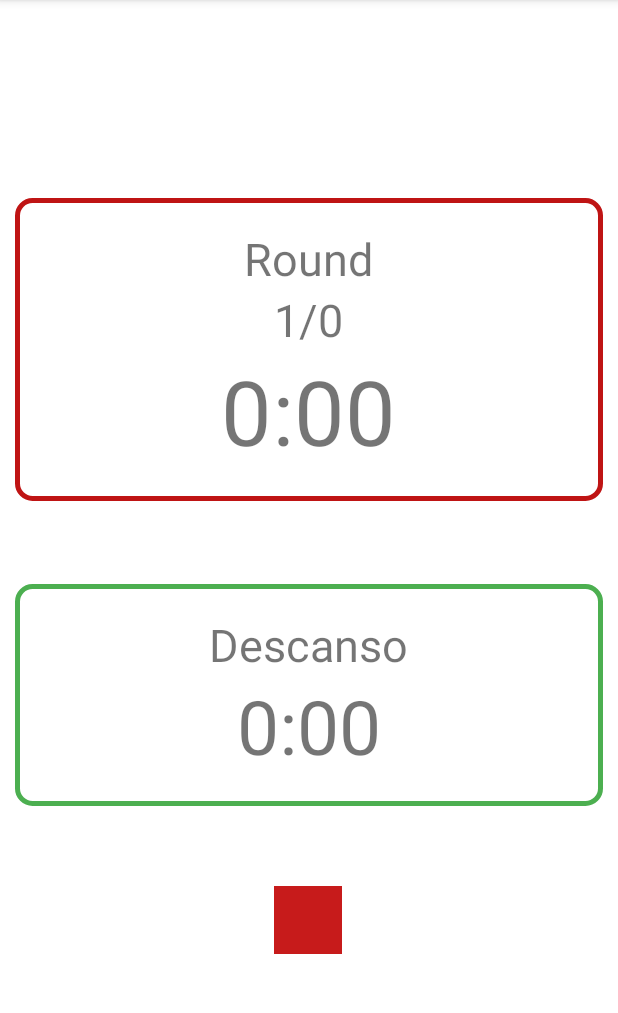
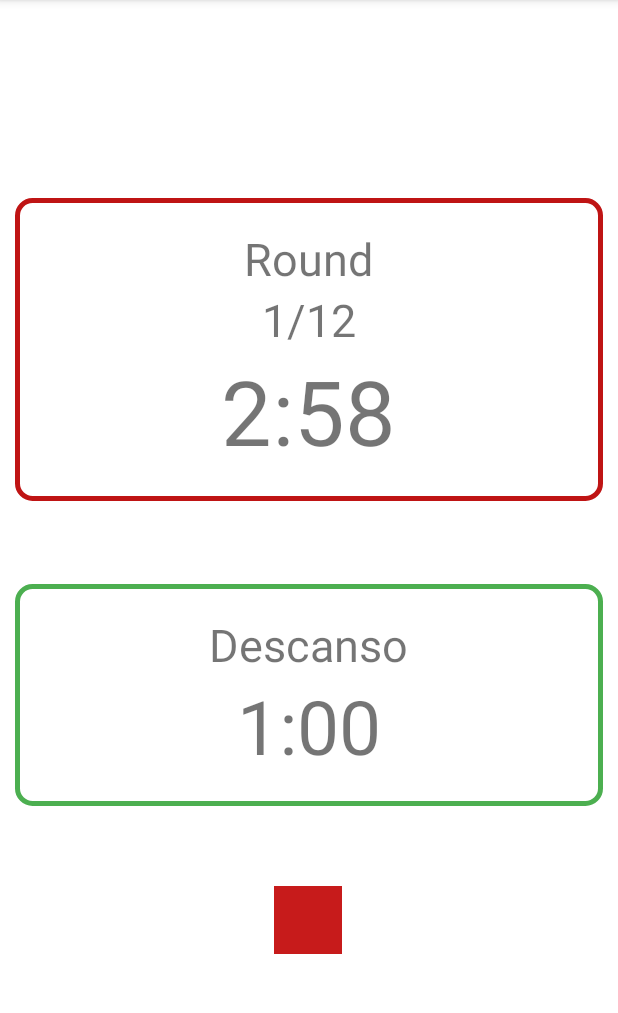
Before and after one commit to acquanero/BoxingTimer, an Android app: the BoxingClockActivity screen opened directly, with no data from a screen before it, on a phone screen of 412 x 824 dp, the part 84-1097 px from its top. Run offline under Robolectric (Android 15) with nearby library versions, the light colour scheme and no system bars.

Commit message:
Added sharedPreference to store minutes and seconds and numbers of round

```diff
--- a/app/src/main/java/com/acquanero/boxingtimer/BoxingClockActivity.java
+++ b/app/src/main/java/com/acquanero/boxingtimer/BoxingClockActivity.java
@@ -3,9 +3,11 @@
 import androidx.appcompat.app.AppCompatActivity;
 
 import android.content.Intent;
+import android.content.SharedPreferences;
 import android.media.MediaPlayer;
 import android.os.Bundle;
 import android.os.CountDownTimer;
+import android.preference.PreferenceManager;
 import android.view.View;
 import android.widget.ImageButton;
 import android.widget.TextView;
@@ -39,6 +41,8 @@
 
     private Boolean alreadyPlayed;
 
+    SharedPreferences dataDepot;
+
     Bundle data;
 
     @Override
@@ -49,13 +53,13 @@
         //boolean variable to assure that the bell plays only one in every round
         alreadyPlayed = false;
 
-        data = getIntent().getExtras();
+        dataDepot = PreferenceManager.getDefaultSharedPreferences(this);
 
-        roundNumbers = data.getInt("roundNumbers");
-        roundSeconds = data.getInt("roundSeconds");
-        roundMinutes = data.getInt("roundMinutes");
-        restSeconds = data.getInt("restSeconds");
-        restMinutes = data.getInt("restMinutes");
+        roundNumbers = dataDepot.getInt("roundNumbers", 6);
+        roundSeconds = dataDepot.getInt("roundSeconds", 0);
+        roundMinutes = dataDepot.getInt("roundMinutes", 3);
+        restSeconds = dataDepot.getInt("restSeconds", 0);
+        restMinutes = dataDepot.getInt("restMinutes", 1);
 
         counterToSwitchFromRoundToRest = 0;
 
@@ -108,8 +112,18 @@
         //Graphical components of rest timer
 
         restMinutesTxt = findViewById(R.id.label_rest_minutes_shown);
-        restMinutesTxt.setText(String.valueOf(restMinutes));
+        restMinutesTxt.setText(Integer.toString(restMinutes));
+
         restSecondsTxt = findViewById(R.id.label_rest_seconds_shown);
+        if (String.valueOf(restSeconds).length() == 1) {
+
+            restSecondsTxt.setText("0" + restSeconds);
+
+        } else {
+
+            restSecondsTxt.setText(String.valueOf(restSeconds));
+
+        }
 
         CountDownTimer miTimer = new CountDownTimer(totalTimeMilisec, 1000) {
             @Override
@@ -221,11 +235,11 @@
 
                     roundCounter.setText(counter + "/" + roundNumbers);
 
-                    roundSeconds = data.getInt("roundSeconds");
-                    roundMinutes = data.getInt("roundMinutes");
+                    roundSeconds = dataDepot.getInt("roundSeconds", 0);
+                    roundMinutes = dataDepot.getInt("roundMinutes", 3);
 
-                    restSeconds = data.getInt("restSeconds");
-                    restMinutes = data.getInt("restMinutes");
+                    restSeconds = dataDepot.getInt("restSeconds", 0);
+                    restMinutes = dataDepot.getInt("restMinutes", 1);
 
                     this.start();
 
--- a/app/src/main/res/values/strings.xml
+++ b/app/src/main/res/values/strings.xml
@@ -1,17 +1,17 @@
 <resources>
     <string name="app_name">BoxingTimer</string>
     <string name="label_round_duration">Duración del Round</string>
-    <string name="initial_minutes_of_round">3</string>
-    <string name="initial_seconds_of_round">00</string>
+    <string name="initial_minutes_of_round">0</string>
+    <string name="initial_seconds_of_round">10</string>
     <string name="label_button_add_time">+</string>
     <string name="label_button_rest_time">-</string>
     <string name="time_dots_separator">:</string>
     <string name="label_button_start">Iniciar</string>
     <string name="label_number_of_rounds">Cantidad de Rounds</string>
-    <string name="initial_round_numbers">12</string>
+    <string name="initial_round_numbers">6</string>
     <string name="label_rest_duration">Duración del descanso</string>
-    <string name="initial_rest_time_minutes">1</string>
-    <string name="initial_rest_time_seconds">00</string>
+    <string name="initial_rest_time_minutes">0</string>
+    <string name="initial_rest_time_seconds">15</string>
     <string name="label_round">Round</string>
     <string name="label_round_counter">1/0</string>
     <string name="label_rest">Descanso</string>
--- a/build.gradle
+++ b/build.gradle
@@ -5,7 +5,7 @@
         jcenter()
     }
     dependencies {
-        classpath "com.android.tools.build:gradle:4.1.3"
+        classpath 'com.android.tools.build:gradle:4.2.1'
 
         // NOTE: Do not place your application dependencies here; they belong
         // in the individual module build.gradle files
```
Also changed, not shown: app/src/main/java/com/acquanero/boxingtimer/MainActivity.java (+47 -17 lines), gradle/wrapper/gradle-wrapper.properties.
